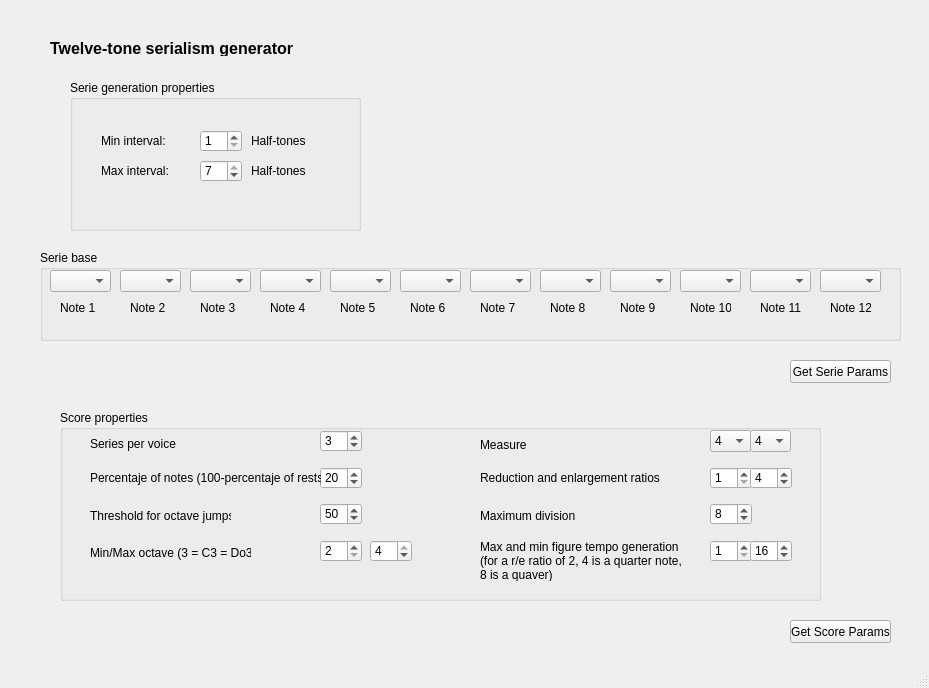
Old version of the form RuleTranslator.ui in the repository lpla/dodecahelper.
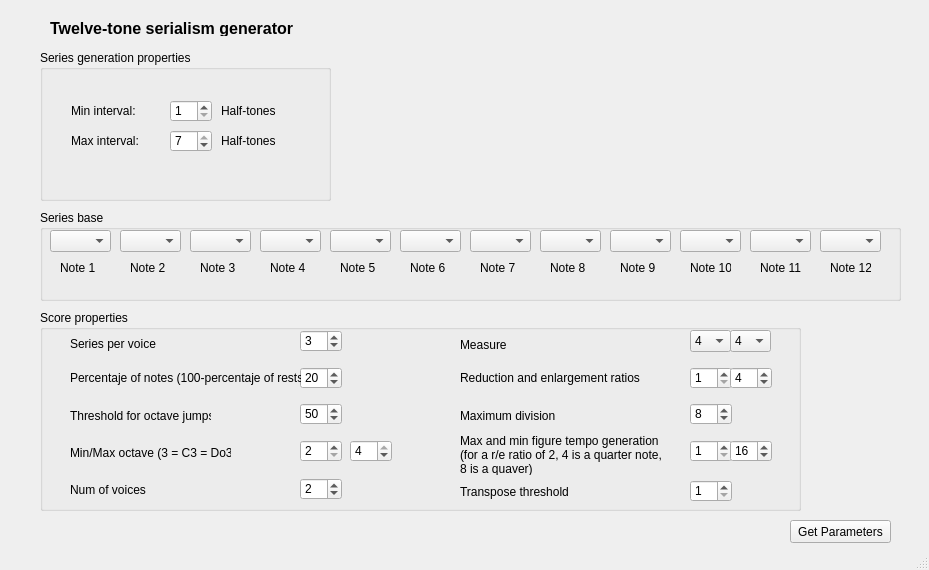
New version of the form.

The edit to the form file:
```diff
--- a/RuleTranslator.ui
+++ b/RuleTranslator.ui
@@ -7,7 +7,7 @@
     <x>0</x>
     <y>0</y>
     <width>929</width>
-    <height>688</height>
+    <height>570</height>
    </rect>
   </property>
   <property name="windowTitle">
@@ -18,7 +18,7 @@
     <property name="geometry">
      <rect>
       <x>50</x>
-      <y>40</y>
+      <y>20</y>
       <width>271</width>
       <height>16</height>
      </rect>
@@ -37,14 +37,14 @@
    <widget class="QGroupBox" name="serie_properties">
     <property name="geometry">
      <rect>
-      <x>70</x>
-      <y>80</y>
+      <x>40</x>
+      <y>50</y>
       <width>291</width>
       <height>151</height>
      </rect>
     </property>
     <property name="title">
-     <string>Serie generation properties</string>
+     <string>Series generation properties</string>
     </property>
     <widget class="QLabel" name="label_5">
      <property name="geometry">
@@ -138,13 +138,13 @@
     <property name="geometry">
      <rect>
       <x>40</x>
-      <y>250</y>
+      <y>210</y>
       <width>861</width>
       <height>91</height>
      </rect>
     </property>
     <property name="title">
-     <string>Serie base</string>
+     <string>Series base</string>
     </property>
     <widget class="QLabel" name="label_18">
      <property name="geometry">
@@ -1239,26 +1239,13 @@
      </item>
     </widget>
    </widget>
-   <widget class="QPushButton" name="pushButton">
-    <property name="geometry">
-     <rect>
-      <x>790</x>
-      <y>360</y>
-      <width>101</width>
-      <height>23</height>
-     </rect>
-    </property>
-    <property name="text">
-     <string>Get Serie Params</string>
-    </property>
-   </widget>
    <widget class="QGroupBox" name="scoreProperties">
     <property name="geometry">
      <rect>
-      <x>60</x>
-      <y>410</y>
+      <x>40</x>
+      <y>310</y>
       <width>761</width>
-      <height>191</height>
+      <height>201</height>
      </rect>
     </property>
     <property name="title">
@@ -1476,7 +1463,7 @@
      <property name="geometry">
       <rect>
        <x>420</x>
-       <y>130</y>
+       <y>124</y>
        <width>201</width>
        <height>41</height>
       </rect>
@@ -1655,18 +1642,82 @@
       <number>16</number>
      </property>
     </widget>
+    <widget class="QLabel" name="voices_label">
+     <property name="geometry">
+      <rect>
+       <x>30</x>
+       <y>172</y>
+       <width>161</width>
+       <height>16</height>
+      </rect>
+     </property>
+     <property name="text">
+      <string>Num of voices</string>
+     </property>
+    </widget>
+    <widget class="QSpinBox" name="voices">
+     <property name="geometry">
+      <rect>
+       <x>260</x>
+       <y>168</y>
+       <width>42</width>
+       <height>22</height>
+      </rect>
+     </property>
+     <property name="minimum">
+      <number>1</number>
+     </property>
+     <property name="maximum">
+      <number>100</number>
+     </property>
+     <property name="value">
+      <number>2</number>
+     </property>
+    </widget>
+    <widget class="QLabel" name="transpose_label">
+     <property name="geometry">
+      <rect>
+       <x>420</x>
+       <y>174</y>
+       <width>161</width>
+       <height>16</height>
+      </rect>
+     </property>
+     <property name="text">
+      <string>Transpose threshold</string>
+     </property>
+    </widget>
+    <widget class="QSpinBox" name="transpose">
+     <property name="geometry">
+      <rect>
+       <x>650</x>
+       <y>170</y>
+       <width>42</width>
+       <height>22</height>
+      </rect>
+     </property>
+     <property name="minimum">
+      <number>1</number>
+     </property>
+     <property name="maximum">
+      <number>1000</number>
+     </property>
+     <property name="value">
+      <number>1</number>
+     </property>
+    </widget>
    </widget>
-   <widget class="QPushButton" name="pushButton_2">
+   <widget class="QPushButton" name="pushButton">
     <property name="geometry">
      <rect>
       <x>790</x>
-      <y>620</y>
+      <y>520</y>
       <width>101</width>
       <height>23</height>
      </rect>
     </property>
     <property name="text">
-     <string>Get Score Params</string>
+     <string>Get Parameters</string>
     </property>
    </widget>
   </widget>
```
